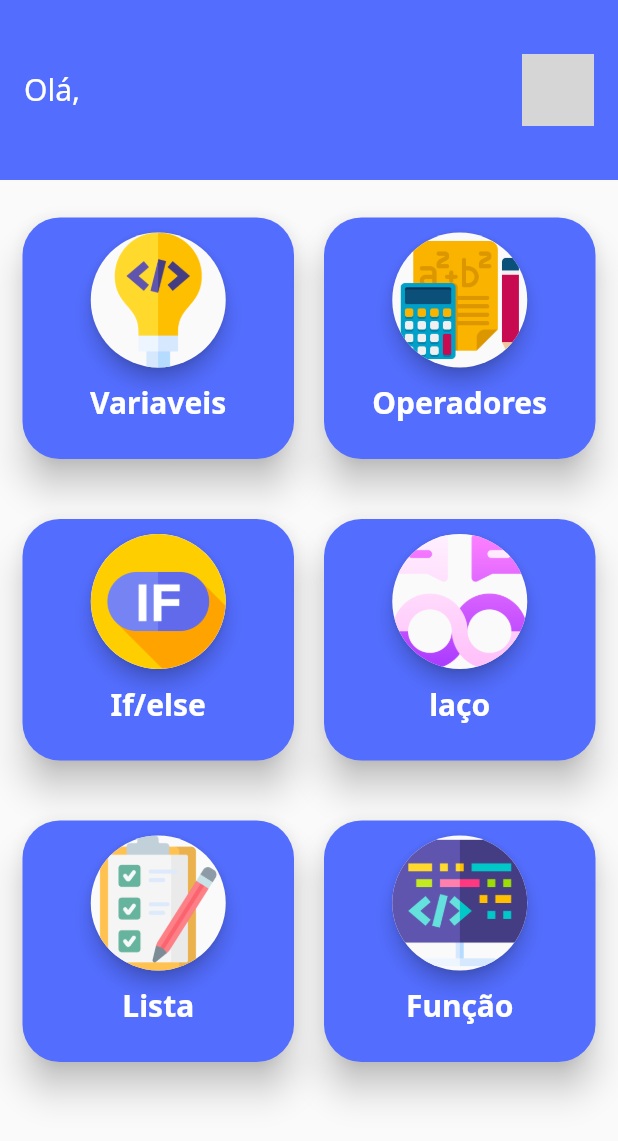
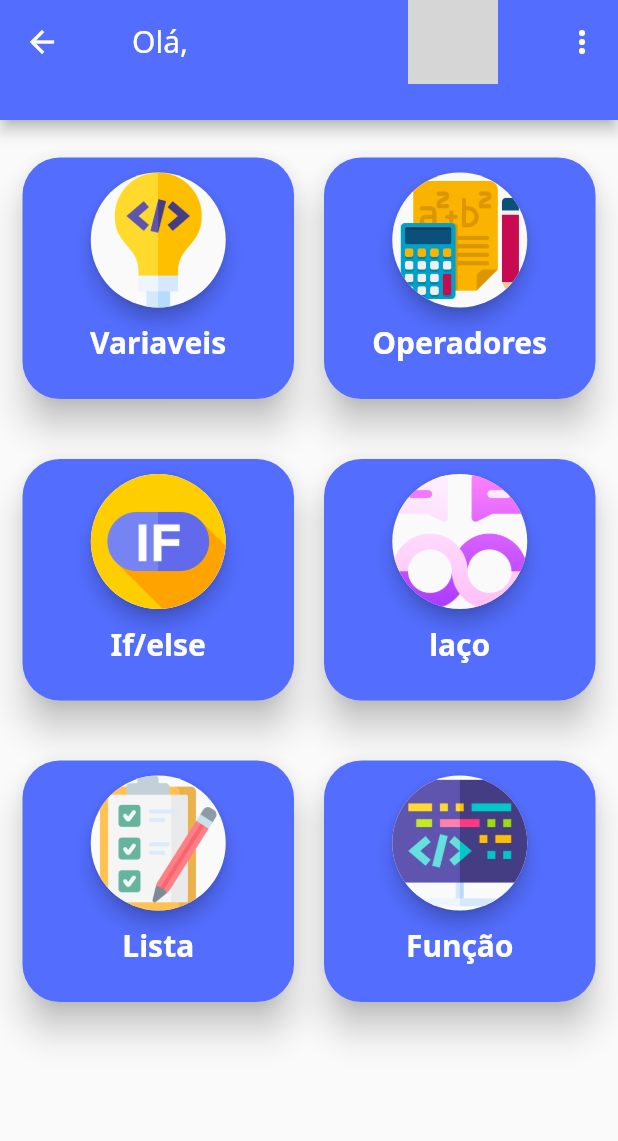
Before and after one commit to Fabiopmfilho/TeenDev, a Flutter app: the HomePage screen opened directly with empty values, on a phone screen of 412 x 824 dp. Shown: the top 1141 px of the screen. Run offline on Flutter 3.47's test engine with Material 2 defaults, Android fonts, the light colour scheme and no system bars; our stand-ins replace firebase_core, google_fonts, google_sign_in, shared_preferences; accounts and stored records are empty; network calls fail; grey boxes are pictures that could not be loaded.

Commit message:
feat: add app bar in home_page

```diff
--- a/lib/modules/home/home_page.dart
+++ b/lib/modules/home/home_page.dart
@@ -83,33 +83,46 @@ class _HomePageState extends State<HomePage> {
 
   @override
   Widget build(BuildContext context) {
-
     return Scaffold(
       appBar: PreferredSize(
-        preferredSize: const Size.fromHeight(120),
-        child: Container(
-          height: 120,
-          color: AppColors.primary,
-          child: Center(
-            child: ListTile(
+        preferredSize: const Size.fromHeight(80),
+        child: AppBar(
+          backgroundColor: AppColors.primary,
+          title: ListTile(
             title: Text.rich(
               TextSpan(text: "Olá, ", style: AppTextStyles.title, children: [
-                  TextSpan(
-                      text: widget.user.name,
-                      style: AppTextStyles.titleBold)
+                TextSpan(text: widget.user.name, style: AppTextStyles.titleBold)
               ]),
+              textAlign: TextAlign.start,
             ),
             trailing: Container(
-                height: 48,
-                width: 48,
+              height: 60,
+              width: 60,
               decoration: BoxDecoration(
                   color: Colors.black,
-                    borderRadius: BorderRadius.circular(50),
+                  borderRadius: BorderRadius.circular(100),
                   image: DecorationImage(
                       image: NetworkImage(widget.user.photoURL!))),
             ),
           ),
+          actions: [
+            PopupMenuButton<int>(
+              onSelected: (item) => onSelected(context, item),
+              itemBuilder: (context) => [
+                PopupMenuItem<int>(
+                  value: 0,
+                  child: Row(
+                    children: const <Widget>[
+                      Icon(Icons.logout, color: Colors.black),
+                      SizedBox(width: 8),
+                      Text('Sair'),
+                    ],
                   ),
+                ),
+                const PopupMenuDivider(),
+              ],
+            ),
+          ],
         ),
       ),
       body: GridView.count(
@@ -126,4 +139,13 @@ class _HomePageState extends State<HomePage> {
       ),
     );
   }
+
+  void onSelected(BuildContext context, int item) {
+    switch (item) {
+      case 0:
+        print('clicou');
+
+        break;
     }
+  }
+}
--- a/lib/modules/login/login_controller.dart
+++ b/lib/modules/login/login_controller.dart
@@ -24,4 +24,5 @@ class LoginController {
       print(error);
     }
   }
+
 }
```
Also changed, not shown: lib/shared/auth/auth_controller.dart (+17 -0 lines), lib/modules/login/logout_controller.dart (added). Lines whose indentation alone changed are shown as unchanged.
